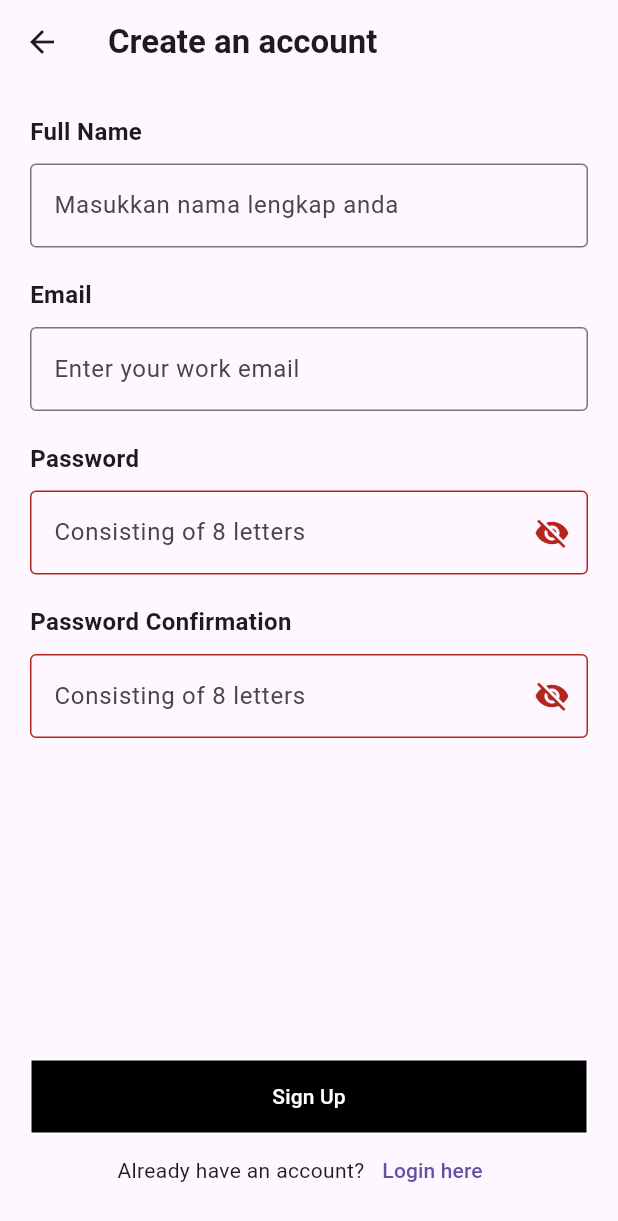
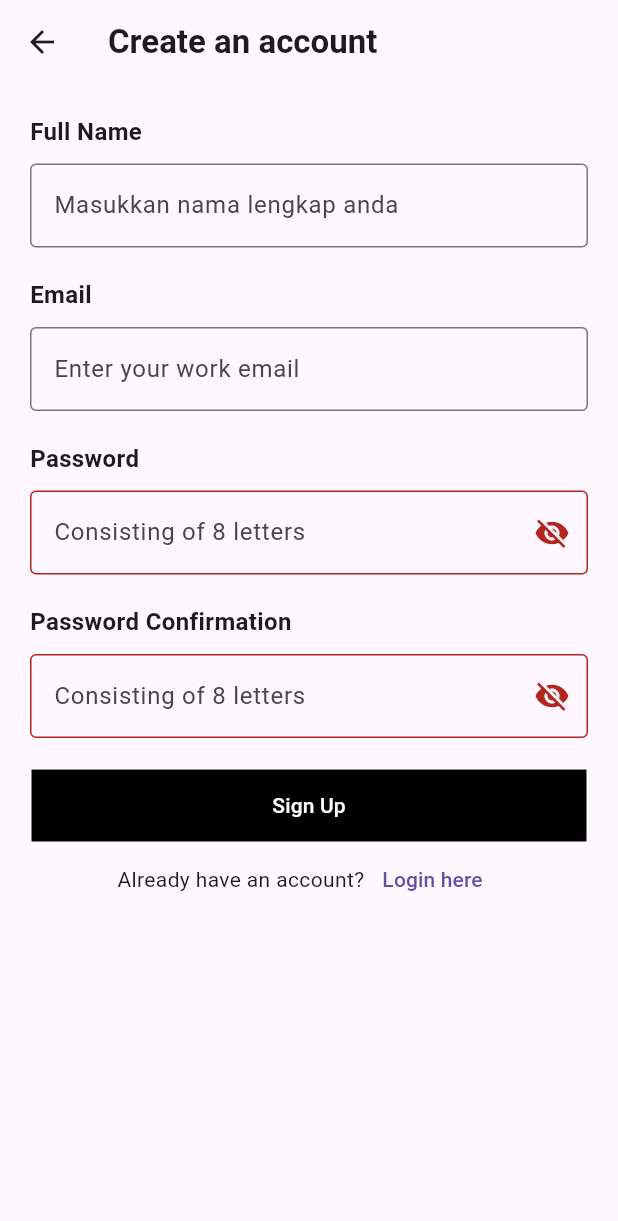
Before and after one commit to raymondtju/letterfly, a Flutter app: the MyWidget screen opened directly, on a phone screen of 412 x 824 dp. Shown: the top 1221 px of the screen. Run offline on Flutter 3.47's test engine with Material 3 defaults, Android fonts, the phone set to English and light mode, and no system bars.

Commit message:
coba testing pake txt

```diff
--- a/lib/signup.dart
+++ b/lib/signup.dart
@@ -30,10 +30,8 @@ class _MyWidgetState extends State<MyWidget> {
       appBar: AppBar(
         title: Text('Create an account', style: TextStyle(fontWeight: FontWeight.bold),),
       ),
-      body: Padding(
+      body: ListView(
         padding: EdgeInsets.all(20),
-        child: Column(
-          mainAxisAlignment: MainAxisAlignment.spaceBetween,
         children: [
           Column(
             crossAxisAlignment: CrossAxisAlignment.start,
@@ -175,7 +173,6 @@ class _MyWidgetState extends State<MyWidget> {
           ),
         ],
       ),
-      ),
     );
   }
 }
```
Also changed, not shown: lib/Testing.txt (added). Lines whose indentation alone changed are shown as unchanged.
